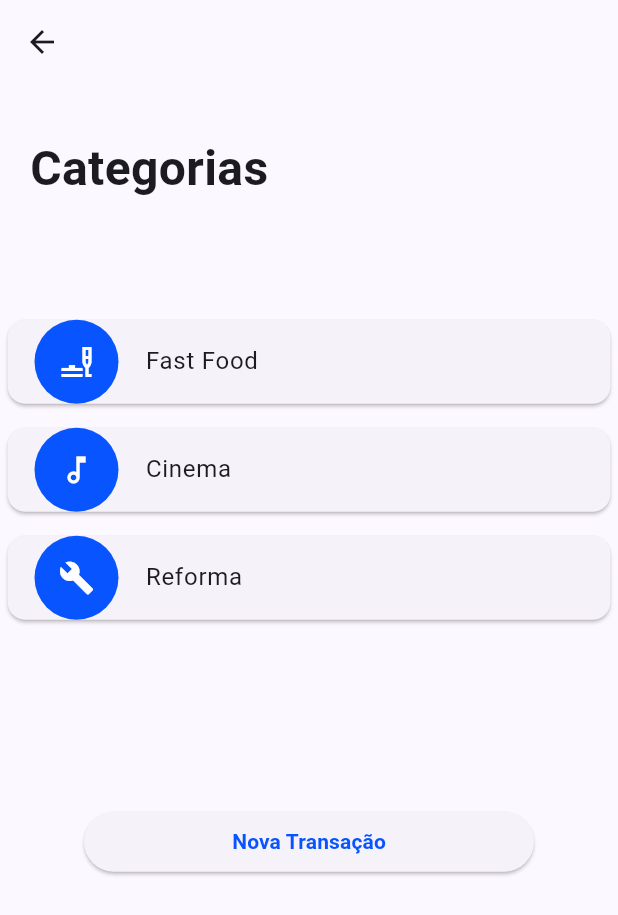
After one commit to Redoze/Behome_-_DSI, a Flutter app: the SettingsPage screen opened directly, after a tap on the "add home work" icon, on a phone screen of 412 x 824 dp. The commit adds this screen. Shown: the top 915 px of the screen. Run offline on Flutter 3.47's test engine with Material 3 defaults, Android fonts, the phone set to English and light mode, and no system bars; our stand-ins replace cloud_firestore, firebase_auth, firebase_core, fluttertoast; accounts and stored records are empty.

Commit message:
Add a tela para cadastrar uma nova categoria, add o list view para categorias cadastradas.

```diff
--- /dev/null
+++ b/lib/models/categories_model.dart
@@ -0,0 +1,20 @@
+import 'package:flutter/material.dart';
+
+class CategoriesModel {
+  String? id;
+  final String title;
+  final IconData icon;
+
+  CategoriesModel({
+    this.id,
+    required this.title,
+    required this.icon,
+  });
+
+  Map<String, dynamic> toJson() {
+    return {
+      "title": title,
+      "amount": icon,
+    };
+  }
+}
--- /dev/null
+++ b/lib/pages/categories_page.dart
@@ -0,0 +1,158 @@
+import 'package:flutter/material.dart';
+import './category_register_page.dart';
+import '../models/categories_model.dart';
+
+class CategoryPage extends StatefulWidget {
+  const CategoryPage({super.key});
+
+  @override
+  State<CategoryPage> createState() => _CategoryPageState();
+}
+
+class _CategoryPageState extends State<CategoryPage> {
+  final List<CategoriesModel> categoriesList = [
+    CategoriesModel(
+        //Trocar essa lista fixa por uma com os fetches do firebase
+        id: "0",
+        title: "Fast Food",
+        icon: Icons.brunch_dining_outlined),
+    CategoriesModel(id: "1", title: "Cinema", icon: Icons.music_note_outlined),
+    CategoriesModel(id: "2", title: "Reforma", icon: Icons.build),
+  ];
+
+  @override
+  Widget build(BuildContext context) {
+    return Scaffold(
+      appBar: AppBar(),
+      body: Center(
+        child: SizedBox(
+          height: MediaQuery.of(context).size.height * 0.9,
+          child: Column(
+            children: [
+              const Padding(
+                padding: EdgeInsets.all(20),
+                child: Column(
+                  children: [
+                    Row(
+                      crossAxisAlignment: CrossAxisAlignment.start,
+                      children: [
+                        Text(
+                          "Categorias",
+                          style: TextStyle(
+                            fontSize: 32,
+                            fontWeight: FontWeight.bold,
+                          ),
+                        ),
+                      ],
+                    ),
+                  ],
+                ),
+              ),
+              const SizedBox(height: 50),
+              categoriesList.isEmpty
+                  ? Column(
+                      children: [
+                        const Center(
+                          heightFactor: 18,
+                          child: Text(
+                            'Nenhuma Transação Cadastrada!',
+                            style: TextStyle(fontWeight: FontWeight.w200),
+                          ),
+                        ),
+                        const SizedBox(height: 40),
+                        FittedBox(
+                          fit: BoxFit.cover,
+                          child: SizedBox(
+                            height: 40,
+                            width: 300,
+                            child: ElevatedButton(
+                              onPressed: () {
+                                Navigator.push(
+                                    context,
+                                    MaterialPageRoute(
+                                        builder: (builder) =>
+                                            CategoryRegisterPage()));
+                              },
+                              child: const Row(
+                                mainAxisAlignment: MainAxisAlignment.center,
+                                children: [
+                                  Text(
+                                    'Nova Transação',
+                                    textAlign: TextAlign.center,
+                                    style: TextStyle(
+                                      color: Color.fromRGBO(8, 85, 255, 1),
+                                      fontWeight: FontWeight.bold,
+                                    ),
+                                  ),
+                                ],
+                              ),
+                            ),
+                          ),
+                        ),
+                      ],
+                    )
+                  : ListView.builder(
+                      scrollDirection: Axis.vertical,
+                      shrinkWrap: true,
+                      itemCount: categoriesList.length,
+                      itemBuilder: (ctx, index) {
+                        final categoryCard = categoriesList[index];
+                        return Card(
+                          margin: const EdgeInsets.symmetric(
+                              vertical: 8, horizontal: 5),
+                          child: ListTile(
+                            leading: CircleAvatar(
+                              radius: 30,
+                              backgroundColor:
+                                  const Color.fromRGBO(8, 85, 255, 1),
+                              child: FittedBox(
+                                fit: BoxFit.fitHeight,
+                                child: Padding(
+                                    padding: const EdgeInsets.all(2),
+                                    child: Icon(
+                                      categoryCard.icon,
+                                      color: Colors.white,
+                                    )),
+                              ),
+                            ),
+                            title: Text(categoryCard.title),
+                          ),
+                        );
+                      },
+                    ),
+              const SizedBox(height: 120),
+              FittedBox(
+                fit: BoxFit.cover,
+                child: SizedBox(
+                  height: 40,
+                  width: 300,
+                  child: ElevatedButton(
+                    onPressed: () {
+                      Navigator.push(
+                          context,
+                          MaterialPageRoute(
+                              builder: (builder) => CategoryRegisterPage()));
+                    },
+                    child: const Row(
+                      mainAxisAlignment: MainAxisAlignment.center,
+                      children: [
+                        Text(
+                          'Nova Transação',
+                          textAlign: TextAlign.center,
+                          style: TextStyle(
+                            color: Color.fromRGBO(8, 85, 255, 1),
+                            fontWeight: FontWeight.bold,
+                          ),
+                        ),
+                      ],
+                    ),
+                  ),
+                ),
+              ),
+            ],
+          ),
+        ),
+      ),
+    );
+  }
+}
--- a/lib/pages/settings_page.dart
+++ b/lib/pages/settings_page.dart
@@ -1,4 +1,5 @@
 import 'package:flutter/material.dart';
+import 'package:behome/pages/categories_page.dart';
 
 class SettingsPage extends StatefulWidget {
   const SettingsPage({super.key});
@@ -37,19 +38,16 @@ class _SettingsPageState extends State<SettingsPage> {
               ),
             ),
             SizedBox(height: MediaQuery.of(context).size.height * 0.1),
-            const Padding(
+            Padding(
               padding: EdgeInsets.all(20),
               child: Column(
                 children: [
-                  Row(
+                  const Row(
                     children: [
-                      CircleAvatar(
-                        radius: 30,
-                        child: IconButton(
+                      IconButton(
                         icon: Icon(Icons.person_add),
                         color: Color.fromRGBO(8, 85, 255, 1),
                         onPressed: null,
-                        ),
                       ),
                       Flexible(
                         fit: FlexFit.tight,
@@ -86,18 +84,20 @@ class _SettingsPageState extends State<SettingsPage> {
                       ),
                     ],
                   ),
-                  SizedBox(height: 20),
+                  const SizedBox(height: 20),
                   Row(
                     children: [
-                      CircleAvatar(
-                        radius: 30,
-                        child: IconButton(
-                          icon: Icon(Icons.add_home_work_rounded),
-                          color: Color.fromRGBO(255, 127, 8, 1),
-                          onPressed: null,
+                      IconButton(
+                        icon: const Icon(Icons.add_home_work_rounded),
+                        color: const Color.fromRGBO(255, 127, 8, 1),
+                        onPressed: () {
+                          Navigator.push(
+                              context,
+                              MaterialPageRoute(
+                                  builder: (builder) => const CategoryPage()));
+                        },
                       ),
-                      ),
-                      Flexible(
+                      const Flexible(
                         fit: FlexFit.tight,
                         child: Padding(
                           padding: EdgeInsets.all(12.0),
@@ -132,16 +132,13 @@ class _SettingsPageState extends State<SettingsPage> {
                       ),
                     ],
                   ),
-                  SizedBox(height: 20),
-                  Row(
+                  const SizedBox(height: 20),
+                  const Row(
                     children: [
-                      CircleAvatar(
-                        radius: 30,
-                        child: IconButton(
+                      IconButton(
                         icon: Icon(Icons.logout),
                         color: Colors.red,
                         onPressed: null,
-                        ),
                       ),
                       Flexible(
                         fit: FlexFit.tight,
```
Also changed, not shown: lib/models/icons_list_model.dart (added, +55 -0 lines), lib/pages/category_register_page.dart (+138 -5 lines). Lines whose indentation alone changed are shown as unchanged.
